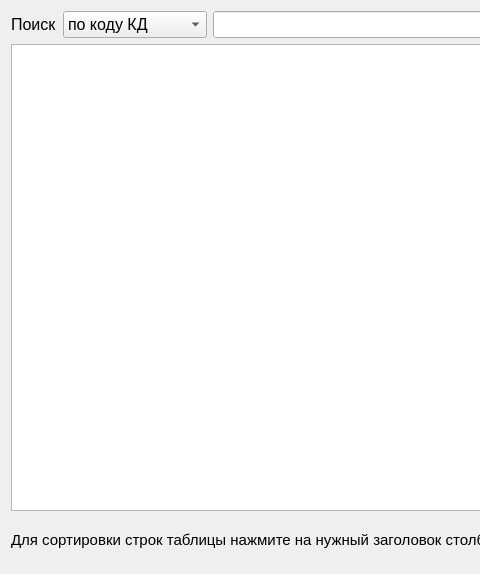
Before: the Qt Designer form listkd.ui in YakSid/KDC_RSREU, drawn with Qt 5; both pictures show x 0 to 480 and y 0 to 574 of the 1027 by 574 pixel window.
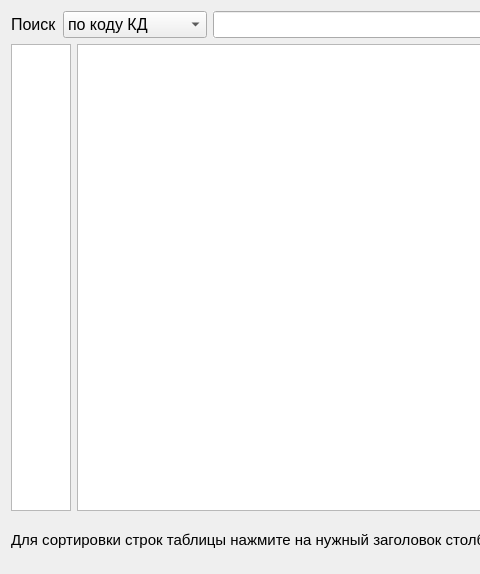
After: the same form once the commit is applied. Icons and pictures are not drawn.

Patch:
```diff
--- a/listkd.ui
+++ b/listkd.ui
@@ -65,6 +65,50 @@
     </layout>
    </item>
    <item row="1" column="0">
+    <layout class="QHBoxLayout" name="horizontalLayout_3">
+     <item>
+      <widget class="QListWidget" name="lw_id">
+       <property name="maximumSize">
+        <size>
+         <width>60</width>
+         <height>16777215</height>
+        </size>
+       </property>
+       <property name="font">
+        <font>
+         <pointsize>12</pointsize>
+        </font>
+       </property>
+       <property name="autoScrollMargin">
+        <number>16</number>
+       </property>
+       <property name="editTriggers">
+        <set>QAbstractItemView::NoEditTriggers</set>
+       </property>
+       <property name="showDropIndicator" stdset="0">
+        <bool>false</bool>
+       </property>
+       <property name="defaultDropAction">
+        <enum>Qt::IgnoreAction</enum>
+       </property>
+       <property name="alternatingRowColors">
+        <bool>true</bool>
+       </property>
+       <property name="iconSize">
+        <size>
+         <width>0</width>
+         <height>0</height>
+        </size>
+       </property>
+       <property name="horizontalScrollMode">
+        <enum>QAbstractItemView::ScrollPerPixel</enum>
+       </property>
+       <property name="spacing">
+        <number>3</number>
+       </property>
+      </widget>
+     </item>
+     <item>
     <widget class="QTableView" name="tableView">
      <property name="font">
       <font>
@@ -108,6 +152,8 @@
       <bool>false</bool>
      </attribute>
     </widget>
+     </item>
+    </layout>
    </item>
    <item row="2" column="0">
     <layout class="QHBoxLayout" name="horizontalLayout">
```
Lines whose indentation alone changed are shown as unchanged.
